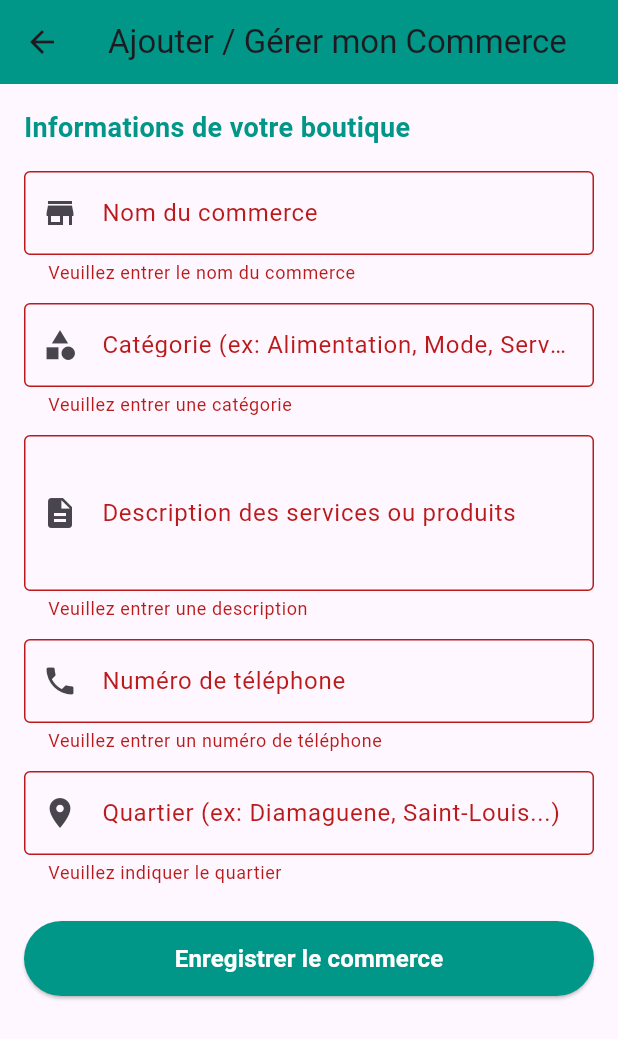
After one commit to sk-dev535/sunu_proxy, a Flutter app: the AddMerchantScreen screen opened directly, after a tap on "Enregistrer le commerce", on a phone screen of 412 x 824 dp. The commit adds this screen. Shown: the top 1039 px of the screen. Run offline on Flutter 3.47's test engine with Material 3 defaults, Android fonts, the phone set to English and light mode, and no system bars; our stand-ins replace cloud_firestore, firebase_auth, firebase_core; accounts and stored records are empty.

Commit message:
feat: affichage des boutiques depuis Firestore dans le dashboard

```diff
--- /dev/null
+++ b/lib/screens/add_merchant_screen.dart
@@ -0,0 +1,219 @@
+import 'package:flutter/material.dart';
+import 'package:cloud_firestore/cloud_firestore.dart';
+import 'package:firebase_auth/firebase_auth.dart';
+
+class AddMerchantScreen extends StatefulWidget {
+  const AddMerchantScreen({super.key});
+
+  @override
+  State<AddMerchantScreen> createState() => _AddMerchantScreenState();
+}
+
+class _AddMerchantScreenState extends State<AddMerchantScreen> {
+  final _formKey = GlobalKey<FormState>();
+
+  // Contrôleurs pour récupérer les valeurs des champs de texte
+  final TextEditingController _nameController = TextEditingController();
+  final TextEditingController _categoryController = TextEditingController();
+  final TextEditingController _descriptionController = TextEditingController();
+  final TextEditingController _phoneController = TextEditingController();
+  final TextEditingController _quartierController = TextEditingController();
+
+  bool _isLoading = false;
+
+  // Fonction pour enregistrer le commerce dans Firestore
+  Future<void> _submitMerchantData() async {
+    if (_formKey.currentState!.validate()) {
+      setState(() {
+        _isLoading = true;
+      });
+
+      try {
+        final user = FirebaseAuth.instance.currentUser;
+
+        // Enregistrement des données dans la collection 'merchants' de Firestore
+        await FirebaseFirestore.instance.collection('merchants').add({
+          'merchantName': _nameController.text.trim(),
+          'category': _categoryController.text.trim(),
+          'description': _descriptionController.text.trim(),
+          'phone': _phoneController.text.trim(),
+          'quartier': _quartierController.text.trim(),
+          'ownerId': user?.uid ?? 'unknown', // ID du commerçant connecté
+          'createdAt': Timestamp.now(),
+        });
+
+        if (!mounted) return;
+
+        // Afficher un message de succès
+        ScaffoldMessenger.of(context).showSnackBar(
+          const SnackBar(
+            content: Text('Commerce ajouté avec succès !'),
+            backgroundColor: Colors.green,
+          ),
+        );
+
+        // Vider le formulaire après l'enregistrement
+        _formKey.currentState!.reset();
+        _nameController.clear();
+        _categoryController.clear();
+        _descriptionController.clear();
+        _phoneController.clear();
+        _quartierController.clear();
+
+      } catch (e) {
+        ScaffoldMessenger.of(context).showSnackBar(
+          SnackBar(
+            content: Text('Erreur lors de l\'ajout : $e'),
+            backgroundColor: Colors.red,
+          ),
+        );
+      } finally {
+        if (mounted) {
+          setState(() {
+            _isLoading = false;
+          });
+        }
+      }
+    }
+  }
+
+  @override
+  void dispose() {
+    _nameController.dispose();
+    _categoryController.dispose();
+    _descriptionController.dispose();
+    _phoneController.dispose();
+    _quartierController.dispose();
+    super.dispose();
+  }
+
+  @override
+  Widget build(BuildContext context) {
+    return Scaffold(
+      appBar: AppBar(
+        title: const Text('Ajouter / Gérer mon Commerce'),
+        backgroundColor: Colors.teal,
+      ),
+      body: Padding(
+        padding: const EdgeInsets.all(16.0),
+        child: Form(
+          key: _formKey,
+          child: ListView(
+            children: [
+              const Text(
+                'Informations de votre boutique',
+                style: TextStyle(fontSize: 18, fontWeight: FontWeight.bold, color: Colors.teal),
+              ),
+              const SizedBox(height: 16),
+
+              // Nom du commerce
+              TextFormField(
+                controller: _nameController,
+                decoration: const InputDecoration(
+                  labelText: 'Nom du commerce',
+                  border: OutlineInputBorder(),
+                  prefixIcon: Icon(Icons.store),
+                ),
+                validator: (value) {
+                  if (value == null || value.isEmpty) {
+                    return 'Veuillez entrer le nom du commerce';
+                  }
+                  return null;
+                },
+              ),
+              const SizedBox(height: 12),
+
+              // Catégorie
+              TextFormField(
+                controller: _categoryController,
+                decoration: const InputDecoration(
+                  labelText: 'Catégorie (ex: Alimentation, Mode, Services)',
+                  border: OutlineInputBorder(),
+                  prefixIcon: Icon(Icons.category),
+                ),
+                validator: (value) {
+                  if (value == null || value.isEmpty) {
+                    return 'Veuillez entrer une catégorie';
+                  }
+                  return null;
+                },
+              ),
+              const SizedBox(height: 12),
+
+              // Description
+              TextFormField(
+                controller: _descriptionController,
+                maxLines: 3,
+                decoration: const InputDecoration(
+                  labelText: 'Description des services ou produits',
+                  border: OutlineInputBorder(),
+                  prefixIcon: Icon(Icons.description),
+                ),
+                validator: (value) {
+                  if (value == null || value.isEmpty) {
+                    return 'Veuillez entrer une description';
+                  }
+                  return null;
+                },
+              ),
+              const SizedBox(height: 12),
+
+              // Téléphone
+              TextFormField(
+                controller: _phoneController,
+                keyboardType: TextInputType.phone,
+                decoration: const InputDecoration(
+                  labelText: 'Numéro de téléphone',
+                  border: OutlineInputBorder(),
+                  prefixIcon: Icon(Icons.phone),
+                ),
+                validator: (value) {
+                  if (value == null || value.isEmpty) {
+                    return 'Veuillez entrer un numéro de téléphone';
+                  }
+                  return null;
+                },
+              ),
+              const SizedBox(height: 12),
+
+              // Quartier
+              TextFormField(
+                controller: _quartierController,
+                decoration: const InputDecoration(
+                  labelText: 'Quartier (ex: Diamaguene, Saint-Louis...)',
+                  border: OutlineInputBorder(),
+                  prefixIcon: Icon(Icons.location_on),
+                ),
+                validator: (value) {
+                  if (value == null || value.isEmpty) {
+                    return 'Veuillez indiquer le quartier';
+                  }
+                  return null;
+                },
+              ),
+              const SizedBox(height: 24),
+
+              // Bouton de validation
+              SizedBox(
+                height: 50,
+                child: ElevatedButton(
+                  onPressed: _isLoading ? null : _submitMerchantData,
+                  style: ElevatedButton.styleFrom(
+                    backgroundColor: Colors.teal,
+                    foregroundColor: Colors.white,
+                  ),
+                  child: _isLoading
+                      ? const CircularProgressIndicator(color: Colors.white)
+                      : const Text(
+                          'Enregistrer le commerce',
+                          style: TextStyle(fontSize: 16, fontWeight: FontWeight.bold),
+                        ),
+                ),
+              ),
+            ],
+          ),
+        ),
+      ),
+    );
+  }
+}
```
Also changed, not shown: lib/screens/login_screen.dart (+10 -0 lines), lib/screens/merchant_dashboard_screen.dart (added, +148 -0 lines), lib/screens/signup_screen.dart (+17 -1 lines).
